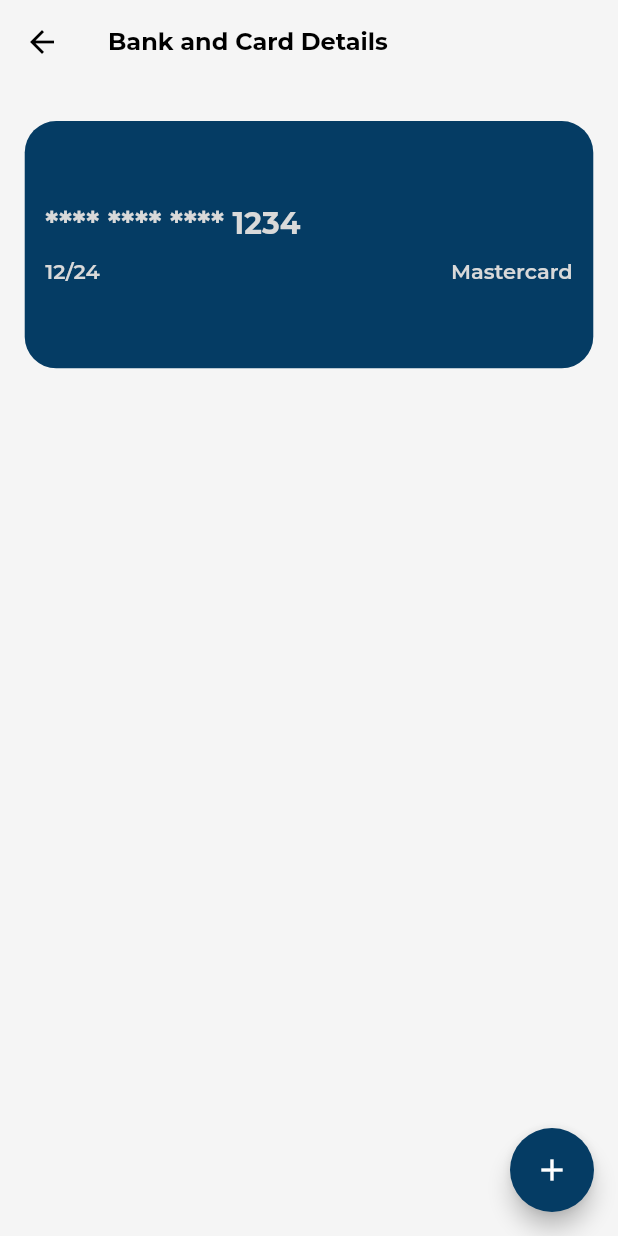
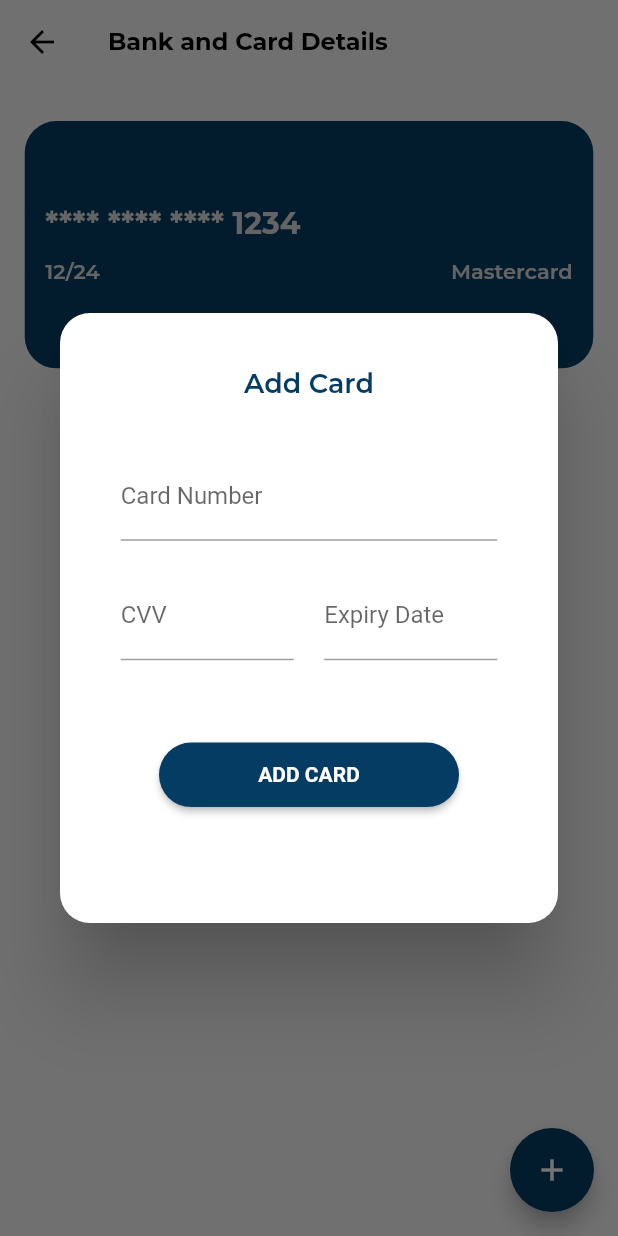
Before and after one commit to musjib999/blusearch, a Flutter app: the BankAndCardDetails screen opened directly, after a tap on the "add" icon, on a phone screen of 412 x 824 dp. Run offline on Flutter 3.47's test engine with Material 2 defaults, Android fonts, the phone set to English and light mode, and no system bars; drawn by our look-alikes of rounded_loading_button; our stand-ins replace equatable, flutter_bloc, flutter_svg, google_fonts, ionicons, pinput and 1 more.

Commit message:
add credit card dialog done

```diff
--- a/lib/app/presentation/investor/profile/screens/bank_and_card_details.dart
+++ b/lib/app/presentation/investor/profile/screens/bank_and_card_details.dart
@@ -22,7 +22,7 @@ class _BankAndCardDetailsState extends State<BankAndCardDetails> {
         child: ListView.builder(itemCount: 1, itemBuilder: (context, index) => const CreditCard(cardNumber: '**** **** **** 1234', month: 12, year: 24)),
       ),
       floatingActionButton: FloatingActionButton(
-        onPressed: () {},
+        onPressed: ()=> context.showAppDialog(content: const AddCardDailog(),),
         child: const Icon(Icons.add),
       ),
     );
--- /dev/null
+++ b/lib/app/presentation/investor/profile/widgets/add_card_dialog.dart
@@ -0,0 +1,47 @@
+import 'package:blusearch/app/index.dart';
+
+class AddCardDailog extends StatefulWidget {
+  const AddCardDailog({Key? key}) : super(key: key);
+
+  @override
+  State<AddCardDailog> createState() => _AddCardDailogState();
+}
+
+class _AddCardDailogState extends State<AddCardDailog> {
+  TextEditingController cardNumber = TextEditingController();
+  TextEditingController cvv = TextEditingController();
+  TextEditingController expiryDate = TextEditingController();
+  RoundedLoadingButtonController addCardBtn = RoundedLoadingButtonController();
+  @override
+  Widget build(BuildContext context) {
+    return Container(
+      width: 100.w,
+      height: 40.h,
+      margin: EdgeInsets.all(12.sp),
+      child: Column(
+        children: [
+          Text(
+            'Add Card',
+            style: GoogleFonts.montserrat(
+              fontSize: 18,
+              fontWeight: FontWeight.w600,
+              color: AppColors.primaryColor,
+            ),
+          ),
+          SizedBox(height: 25.sp),
+          AppTextField(controller: cardNumber, hintText: 'Card Number'),
+          SizedBox(height: 15.sp),
+          Row(
+            mainAxisAlignment: MainAxisAlignment.spaceBetween,
+            children: [
+              AppTextField(controller: cvv, hintText: 'CVV', width: 28.w,),
+              AppTextField(controller: expiryDate, hintText: 'Expiry Date', width: 28.w,),
+            ],
+          ),
+          SizedBox(height: 40.sp),
+          PrimaryButton(controller: addCardBtn, title: 'ADD CARD', onTap: (){},),
+        ],
+      ),
+    );
+  }
+}
--- a/lib/app/presentation/investor/profile/widgets/widgets.dart
+++ b/lib/app/presentation/investor/profile/widgets/widgets.dart
@@ -1,2 +1,3 @@
 export 'logout_dialog.dart';
 export 'credit_card.dart';
+export 'add_card_dialog.dart';
```
